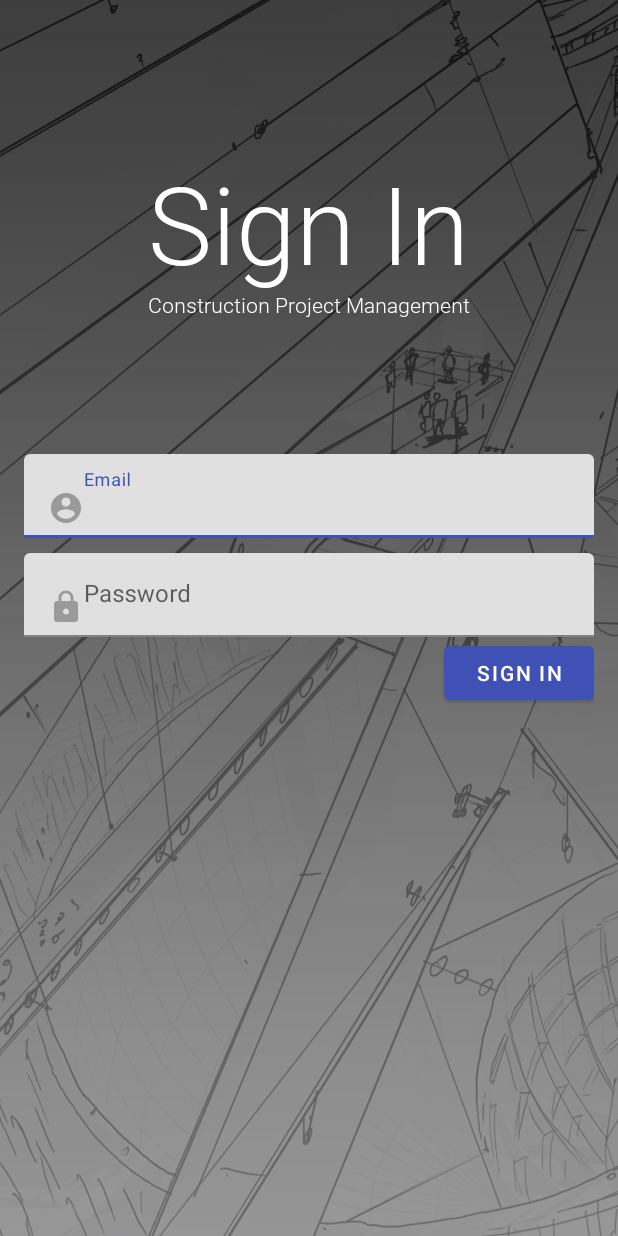
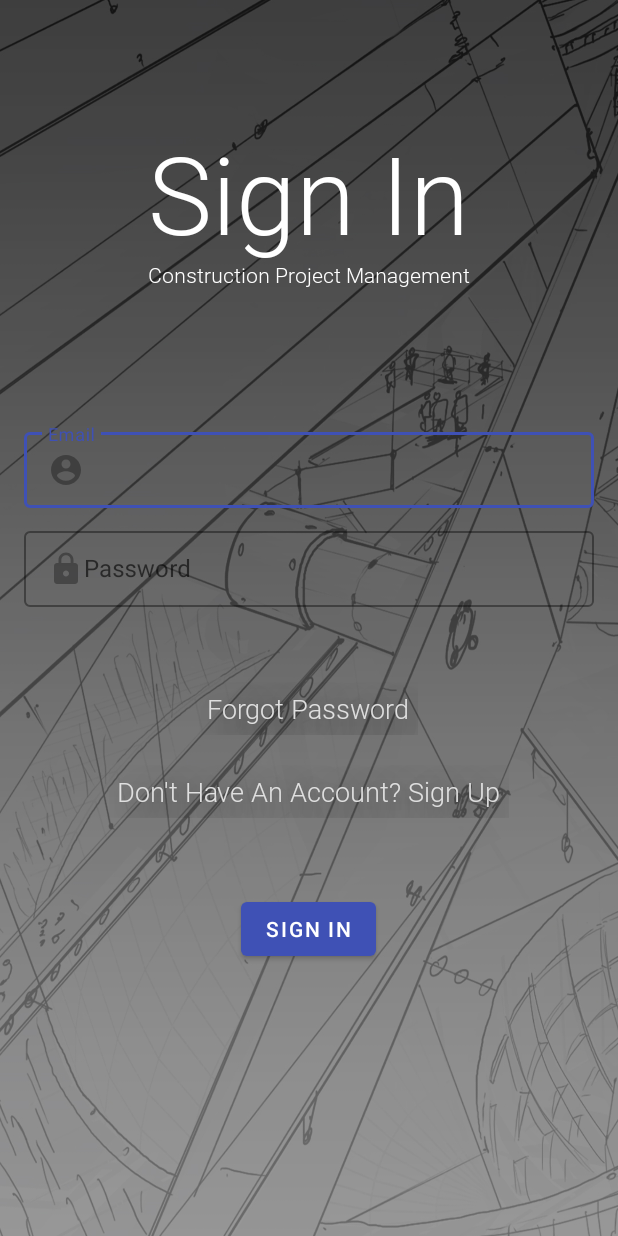
Before and after one commit to Sasinda98/CPMS_Project, an Android app: the screen it shows after launch (mainActivity), on a phone screen of 412 x 824 dp. Run offline under Robolectric (Android 15) with nearby library versions, the phone set to English and light mode, and no system bars.

Commit message:
#1 Changes to loginFragment and it's .xml file #2 Extracted hardcoded strings to string.xml -GSR

```diff
--- a/app/src/main/java/com/example/gayalr/cpms/loginFragment.java
+++ b/app/src/main/java/com/example/gayalr/cpms/loginFragment.java
@@ -2,11 +2,13 @@ package com.example.gayalr.cpms;
 
 
 
+import android.graphics.Color;
 import android.graphics.Typeface;
 import android.os.Bundle;
 
 // instead of this import android.app.Fragment;
 //use this
+import android.support.annotation.NonNull;
 import android.support.design.widget.TextInputEditText;
 import android.support.v4.app.Fragment;
 
@@ -23,14 +25,16 @@ public class loginFragment extends Fragment {
 
 
     @Override
-    public View onCreateView(LayoutInflater inflater, ViewGroup container, Bundle savedInstanceState) {
+    public View onCreateView(@NonNull LayoutInflater inflater, ViewGroup container, Bundle savedInstanceState) {
         // Inflate the layout for this fragment
         View view = inflater.inflate(R.layout.fragment_login, container, false);
 
         //getting references to respective textfiels on xml(UI)
-        final TextView signUpHeaderTV = (TextView) view.findViewById(R.id.signUpHeader);
-        final TextView signUpSubHeaderTV = (TextView) view.findViewById(R.id.signUpSubHeader);
+        final TextView signUpHeaderTV = view.findViewById(R.id.signUpHeader);
+        final TextView signUpSubHeaderTV = view.findViewById(R.id.signUpSubHeader);
 
+        final TextView forgotPasswordTV = view.findViewById(R.id.forgotPassword);
+        final TextView dontHaveAccountTV = view.findViewById(R.id.dontHaveAccount);
 
 
         //Refered to the following links to see how to add custom fonts -:
@@ -40,6 +44,11 @@ public class loginFragment extends Fragment {
 
          signUpHeaderTV.setTypeface(robotoLightFont);
          signUpSubHeaderTV.setTypeface(robotoLightFont);
+         forgotPasswordTV.setTypeface(robotoLightFont);
+         dontHaveAccountTV.setTypeface(robotoLightFont);
+
+
+
 
         return view;
     }
--- a/app/src/main/res/layout/fragment_login.xml
+++ b/app/src/main/res/layout/fragment_login.xml
@@ -1,6 +1,5 @@
 <?xml version="1.0" encoding="utf-8"?>
 <FrameLayout xmlns:android="http://schemas.android.com/apk/res/android"
-    xmlns:app="http://schemas.android.com/apk/res-auto"
     xmlns:tools="http://schemas.android.com/tools"
     android:layout_width="match_parent"
     android:layout_height="match_parent"
@@ -12,7 +11,8 @@
 
     <ScrollView
         android:layout_width="match_parent"
-        android:layout_height="wrap_content">
+        android:layout_height="wrap_content"
+        tools:ignore="UselessParent">
 
         <RelativeLayout
             android:layout_width="match_parent"
@@ -25,11 +25,13 @@
                 android:layout_height="wrap_content"
                 android:layout_centerHorizontal="true"
 
-                android:layout_marginTop="100dp"
+                android:layout_marginTop="80dp"
 
-                android:text="Sign In"
+                android:text="@string/sign_in_heading"
                 android:textColor="@android:color/background_light"
-                android:textSize="72sp" />
+                android:textSize="72sp"
+
+                />
 
             <TextView
                 android:id="@+id/signUpSubHeader"
@@ -39,9 +41,10 @@
                 android:layout_centerHorizontal="true"
                 android:layout_marginTop="-3dp"
 
-                android:text="Construction Project Management"
+                android:text="@string/construction_project_management_SubHeading"
                 android:textColor="@android:color/background_light"
                 android:textSize="14sp"
+
                 />
 
             <android.support.design.widget.TextInputLayout
@@ -51,8 +54,8 @@
                 android:layout_below="@id/signUpSubHeader"
                 android:layout_marginTop="90dp"
 
-                style="@style/Widget.MaterialComponents.TextInputLayout.FilledBox.Dense"
-                android:hint="Email"
+                style="@style/Widget.MaterialComponents.TextInputLayout.OutlinedBox.Dense"
+                android:hint="@string/email_textBox_Placeholder"
                 >
 
                 <android.support.design.widget.TextInputEditText
@@ -60,7 +63,7 @@
                     android:layout_width="match_parent"
                     android:layout_height="wrap_content"
                     android:drawableLeft="@drawable/ic_email"
-                    />
+                    tools:ignore="RtlHardcoded" />
 
             </android.support.design.widget.TextInputLayout>
 
@@ -72,8 +75,8 @@
                 android:layout_marginTop="10dp"
 
 
-                style="@style/Widget.MaterialComponents.TextInputLayout.FilledBox.Dense"
-                android:hint="Password"
+                style="@style/Widget.MaterialComponents.TextInputLayout.OutlinedBox.Dense"
+                android:hint="@string/password_textBox_Placeholder"
                 >
 
                 <android.support.design.widget.TextInputEditText
@@ -82,19 +85,58 @@
                     android:layout_height="wrap_content"
                     android:layout_below="@id/email_editText"
                     android:drawableLeft="@drawable/ic_password_solid"
-
-                    />
+                    tools:ignore="RtlHardcoded" />
 
             </android.support.design.widget.TextInputLayout>
 
+
+            <TextView
+                android:id="@+id/forgotPassword"
+                android:layout_width="wrap_content"
+                android:layout_height="wrap_content"
+                android:layout_below="@id/password_inputLayout"
+                android:layout_centerHorizontal="true"
+                android:layout_marginTop="50dp"
+
+                android:text="@string/forgot_password_signIn_form"
+                android:textColor="#e0e0e0"
+                android:textSize="18sp"
+
+                android:shadowRadius="30"
+                android:padding="5dp"
+                android:shadowDy="12"
+                android:shadowDx="12"
+                android:shadowColor="#000"
+            />
+
+            <TextView
+                android:id="@+id/dontHaveAccount"
+                android:layout_width="wrap_content"
+                android:layout_height="wrap_content"
+                android:layout_below="@id/forgotPassword"
+                android:layout_centerHorizontal="true"
+                android:layout_marginTop="20dp"
+                android:text="@string/don_t_have_an_account_sign_up"
+                android:textColor="#e0e0e0"
+                android:textSize="18sp"
+
+                android:shadowRadius="30"
+                android:padding="5dp"
+                android:shadowDy="12"
+                android:shadowDx="12"
+                android:shadowColor="#000"
+                />
+
+
+
             <android.support.design.button.MaterialButton
                 android:id="@+id/signInButton"
-                android:layout_below="@id/password_inputLayout"
-                android:layout_alignParentRight="true"
+                android:layout_below="@id/dontHaveAccount"
                 android:layout_height="wrap_content"
-                android:layout_width="100dp"
-                android:text="Sign In"
-
+                android:layout_width="90dp"
+                android:layout_centerHorizontal="true"
+                android:layout_marginTop="50dp"
+                android:text="@string/sign_in_btn_value"
                 style="@style/Widget.MaterialComponents.Button"
                 />
 
--- a/app/src/main/res/values/strings.xml
+++ b/app/src/main/res/values/strings.xml
@@ -3,4 +3,11 @@
 
     <!-- TODO: Remove or change this placeholder text -->
     <string name="hello_blank_fragment">Hello blank fragment</string>
+    <string name="sign_in_heading">Sign In</string>
+    <string name="construction_project_management_SubHeading">Construction Project Management</string>
+    <string name="email_textBox_Placeholder">Email</string>
+    <string name="password_textBox_Placeholder">Password</string>
+    <string name="forgot_password_signIn_form">Forgot Password</string>
+    <string name="sign_in_btn_value">Sign In</string>
+    <string name="don_t_have_an_account_sign_up">Don\'t Have An Account? Sign Up</string>
 </resources>
```
